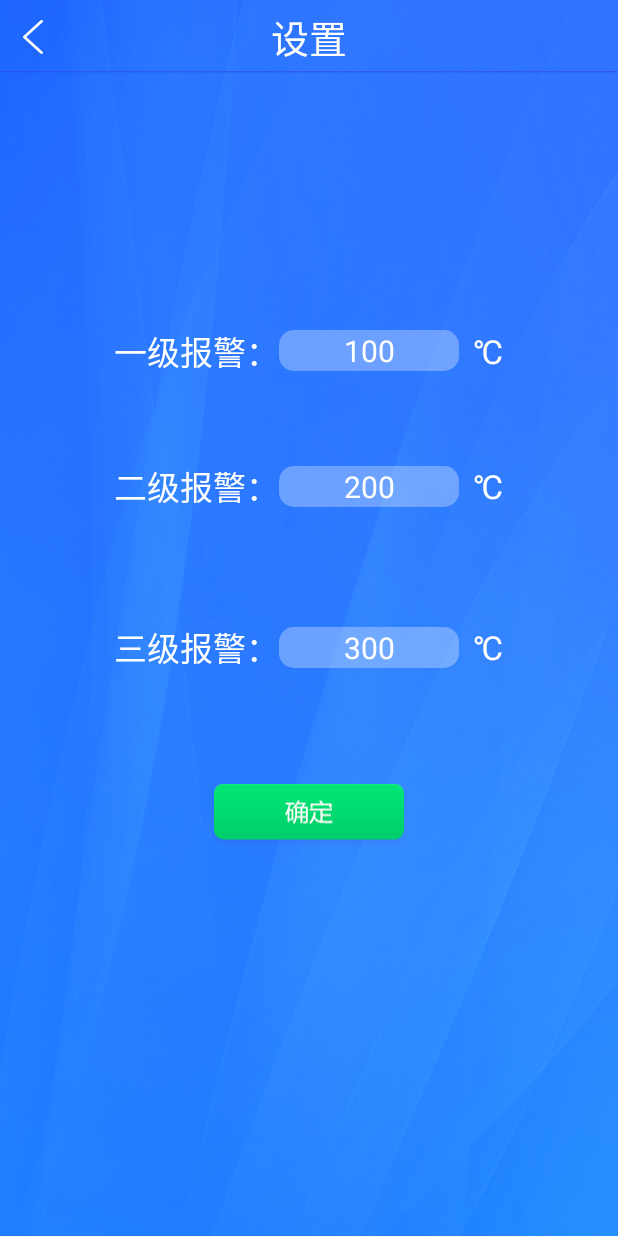
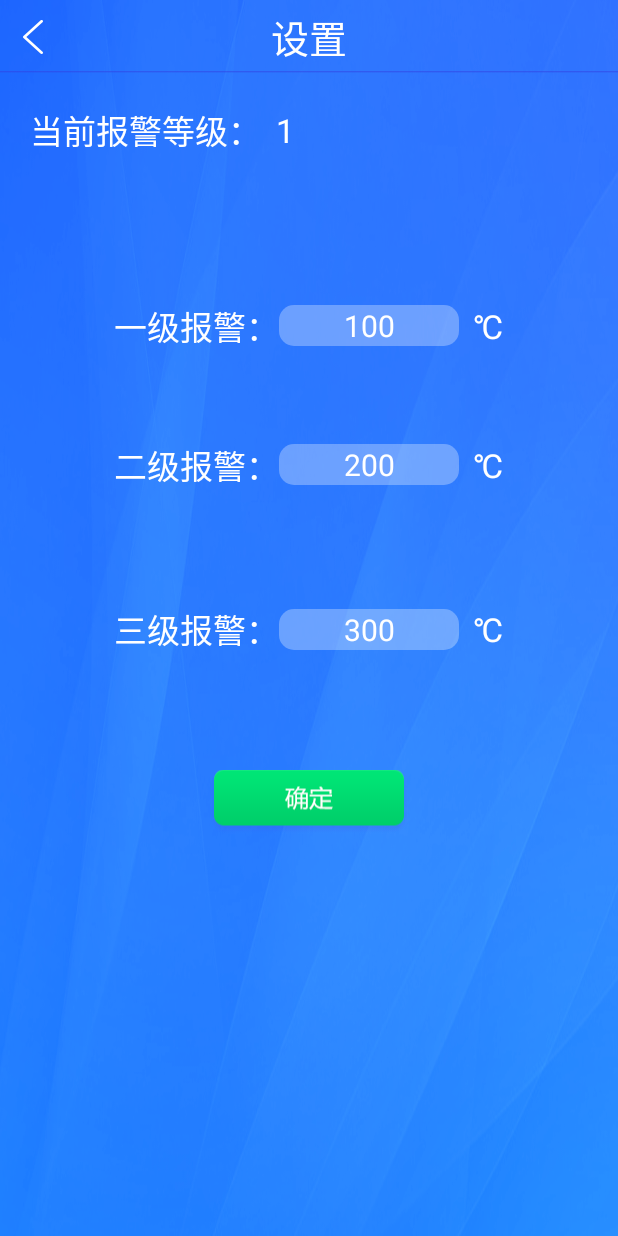
Before and after one commit to iponkan/watchtower, an Android app: the SettingActivity screen opened directly, with no data from a screen before it, on a phone screen of 412 x 824 dp. Run offline under Robolectric (Android 15) with nearby library versions, the phone set to English and light mode, and no system bars; our stand-ins replace ButterKnife, RxJava; network calls fail.

Commit message:
接口变更

```diff
--- a/app/src/main/java/com/hitqz/robot/watchtower/net/ISkyNet.java
+++ b/app/src/main/java/com/hitqz/robot/watchtower/net/ISkyNet.java
@@ -19,16 +19,16 @@ public interface ISkyNet {
     @POST("/monitor/start")
     Observable<BaseRespond<DataBean>> startMonitor(@Body MonitorEntity entity);
 
-    @GET("/monitor/end")
+    @GET("/monitor/stop")
     Observable<BaseRespond<DataBean>> stopMonitor();
 
     @GET("/monitor/now")
-    Observable<BaseRespond<DataBean>> isMonitoring();
+    Observable<BaseRespond<Boolean>> isMonitoring();
 
-    @GET("/alarm/level")
-    Observable<BaseRespond<DataBean>> getAlarmLevel();
+    @GET("/monitor/alarm/level")
+    Observable<BaseRespond<Integer>> getAlarmLevel();
 
-    @GET(" /alarm/reset")
+    @GET("/monitor/alarm/reset")
     Observable<BaseRespond<DataBean>> resetAlarmLevel();
 
 }
--- /dev/null
+++ b/app/src/main/res/drawable/clear_alarm_selector.xml
@@ -0,0 +1,5 @@
+<?xml version="1.0" encoding="utf-8"?>
+<selector xmlns:android="http://schemas.android.com/apk/res/android">
+    <item android:drawable="@drawable/btn_remove_press" android:state_pressed="true" />
+    <item android:drawable="@drawable/btn_remove_active" />
+</selector>
--- a/app/src/main/res/layout/activity_palyer.xml
+++ b/app/src/main/res/layout/activity_palyer.xml
@@ -8,7 +8,7 @@
     tools:context=".player.PlayerActivity">
 
     <com.hitqz.robot.watchtower.widget.CommonTitleBar
-        android:id="@+id/player_ctb"
+        android:id="@+id/common_title_bar"
         android:layout_width="match_parent"
         android:layout_height="50dp">
 
--- a/app/src/main/res/layout/activity_setting.xml
+++ b/app/src/main/res/layout/activity_setting.xml
@@ -6,7 +6,6 @@
     android:layout_height="match_parent"
     android:background="@drawable/common_bg"
     android:orientation="vertical"
-
     tools:context=".SettingActivity">
 
     <com.hitqz.robot.watchtower.widget.CommonTitleBar
@@ -17,11 +16,37 @@
 
     </com.hitqz.robot.watchtower.widget.CommonTitleBar>
 
+    <LinearLayout
+        android:layout_width="wrap_content"
+        android:layout_height="wrap_content"
+        android:layout_gravity="left"
+        android:layout_marginLeft="20dp"
+        android:layout_marginTop="20dp"
+        android:orientation="horizontal">
+
+        <TextView
+            android:layout_width="wrap_content"
+            android:layout_height="wrap_content"
+            android:layout_gravity="center_vertical"
+            android:text="当前报警等级："
+            android:textColor="@android:color/white"
+            android:textSize="22dp" />
+
+        <TextView
+            android:id="@+id/tv_level"
+            android:layout_width="wrap_content"
+            android:layout_height="wrap_content"
+            android:layout_gravity="center_vertical"
+            android:layout_marginLeft="10dp"
+            android:text="1"
+            android:textColor="@android:color/white"
+            android:textSize="22dp" />
+    </LinearLayout>
 
     <View
         android:layout_width="match_parent"
         android:layout_height="0dp"
-        android:layout_weight="2" />
+        android:layout_weight="1" />
 
     <LinearLayout
         android:layout_width="wrap_content"
@@ -141,7 +166,7 @@
         android:layout_gravity="center_horizontal"
         android:layout_weight="1"
         android:clickable="true"
-        android:src="@drawable/camera_ok_selector" />
+        android:src="@drawable/setting_ok_selector" />
 
     <View
         android:layout_width="match_parent"
```
Also changed, not shown: app/src/main/java/com/hitqz/robot/watchtower/SettingActivity.java (+6 -25 lines), app/src/main/java/com/hitqz/robot/watchtower/camera/CameraActivity.java (+81 -33 lines), app/src/main/java/com/hitqz/robot/watchtower/net/DataBean.java (+0 -44 lines), app/src/main/res/layout/activity_camera.xml (+77 -39 lines), app/src/main/res/drawable-hdpi/btn_end_active.png (added), app/src/main/res/drawable-hdpi/btn_remove_active.png (added), app/src/main/res/drawable-hdpi/btn_remove_press.png (added), app/src/main/res/drawable-hdpi/btn_start_active.png (added), app/src/main/res/drawable-hdpi/btn_wait_dis.png (added), app/src/main/res/drawable/setting_ok_selector.xml (renamed from app/src/main/res/drawable/camera_ok_selector.xml).
